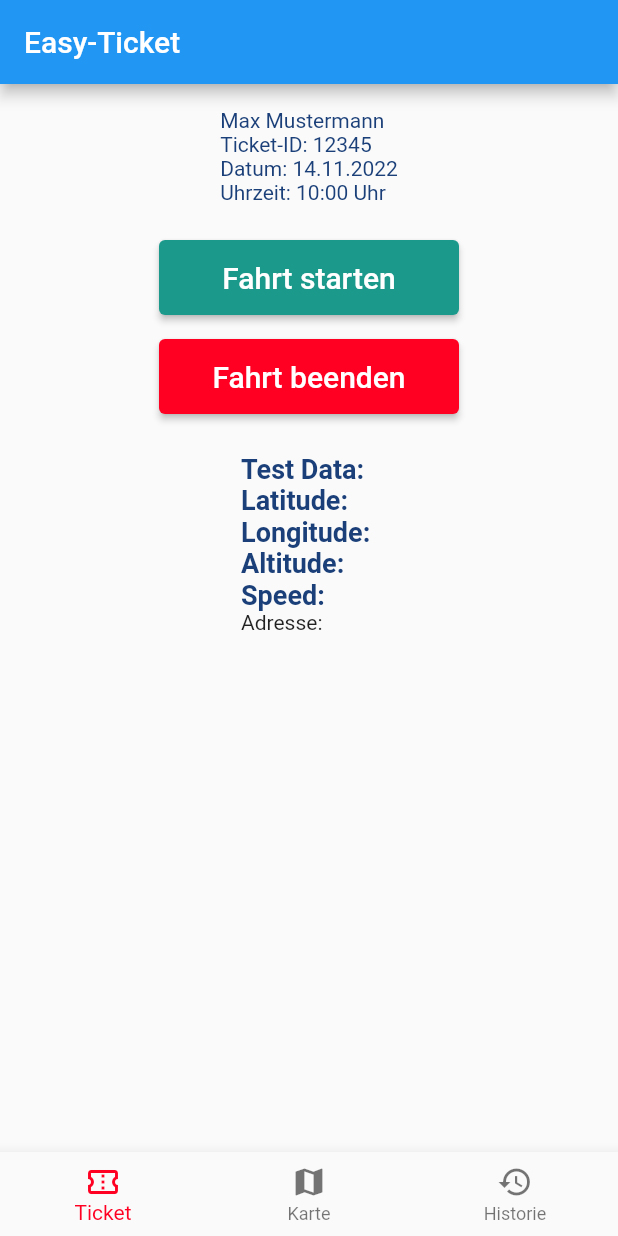
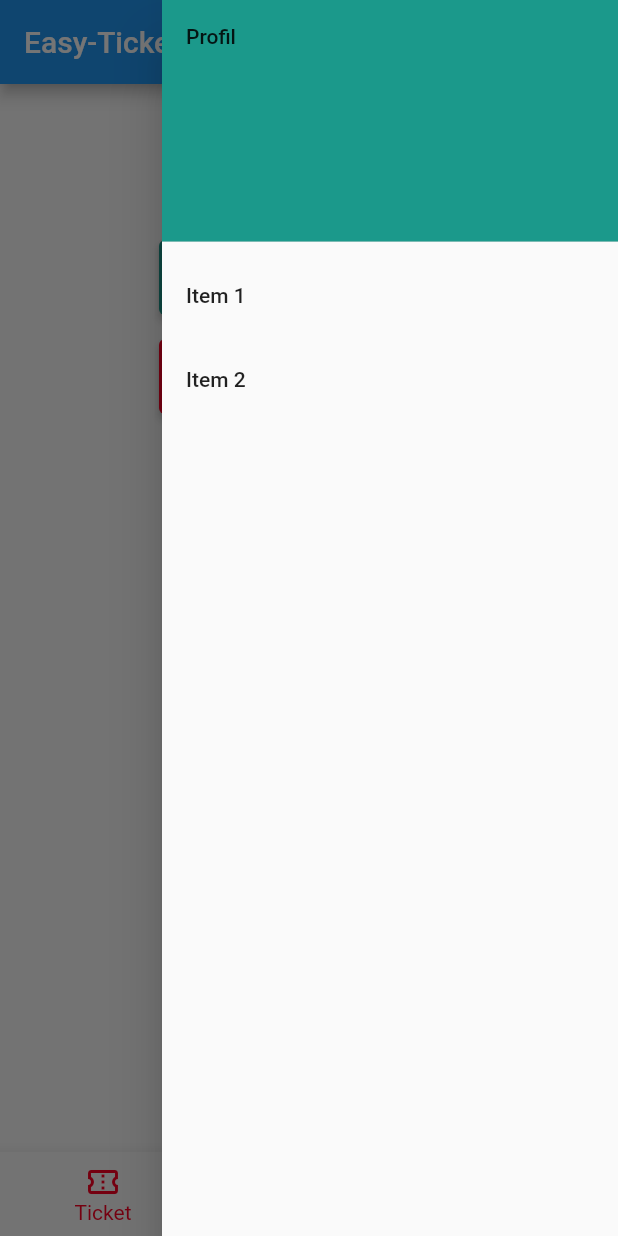
Before and after one commit to Feeelix92/ticket_app, a Flutter app: the screen it shows after launch, with the side drawer open (before the commit the screen has no drawer), on a phone screen of 412 x 824 dp. Run offline on Flutter 3.47's test engine with Material 2 defaults, Android fonts, the phone set to English and light mode, and no system bars; our stand-ins replace csv, geocoding, geolocator, qr_flutter, sqflite; missing offline and left inert: dart:ffi, material_color_generator, workmanager; accounts and stored records are empty; Roboto replaces fonts that are missing (Montserrat).

Commit message:
added navigation drawer

```diff
--- a/lib/models/csv_reader.dart
+++ b/lib/models/csv_reader.dart
@@ -1,4 +1,5 @@
 import 'package:csv/csv.dart';
+import 'package:flutter/foundation.dart';
 import 'package:flutter/services.dart';
 
 class CsvReader{
@@ -6,7 +7,9 @@ class CsvReader{
   loadAsset() async {
     final csvTable = await rootBundle.loadString("assets/RMV_Haltestellen.csv");
     List<List<dynamic>> rmvData = const CsvToListConverter().convert(csvTable);
-    print(rmvData[2]);
+    if (kDebugMode) {
+      print(rmvData[2]);
+    }
   }
 
 }
--- a/lib/screens/loading_screen.dart
+++ b/lib/screens/loading_screen.dart
@@ -1,6 +1,6 @@
 import 'dart:async';
 import 'package:flutter/material.dart';
-import '../widgets/bottom_navigation_bar.dart';
+import '../widgets/navigation_bar.dart';
 
 class LoadingScreen extends StatefulWidget {
   const LoadingScreen({super.key});
@@ -15,7 +15,7 @@ class _LoadingScreenState extends State<LoadingScreen> {
     super.initState();
     Timer(const Duration(seconds: 2), () {
       Navigator.of(context).pushReplacement(MaterialPageRoute(
-        builder: (context) => const MyBottomNavigationBar(
+        builder: (context) => const MyNavigationBar(
           title: 'Easy-Ticket',
         ),
       ));
--- a/lib/widgets/bottom_navigation_bar.dart
+++ b/lib/widgets/navigation_bar.dart
@@ -4,16 +4,16 @@ import 'package:ticket_app/screens/ticket_history_screen.dart';
 import 'package:ticket_app/screens/ticket_screen.dart';
 import '../colors.dart';
 
-class MyBottomNavigationBar extends StatefulWidget {
-  const MyBottomNavigationBar({Key? key, required this.title})
+class MyNavigationBar extends StatefulWidget {
+  const MyNavigationBar({Key? key, required this.title})
       : super(key: key);
   final String title;
 
   @override
-  State<MyBottomNavigationBar> createState() => _MyBottomNavigationBarState();
+  State<MyNavigationBar> createState() => _MyNavigationBarState();
 }
 
-class _MyBottomNavigationBarState extends State<MyBottomNavigationBar> {
+class _MyNavigationBarState extends State<MyNavigationBar> {
 
   int _currentIndex = 0;
   final List<Widget> _children = [
@@ -29,6 +29,36 @@ class _MyBottomNavigationBarState extends State<MyBottomNavigationBar> {
   @override
   Widget build(BuildContext context) {
     return Scaffold(
+      endDrawer: Drawer(
+        child: ListView(
+          // Important: Remove any padding from the ListView.
+          padding: EdgeInsets.zero,
+          children: [
+            DrawerHeader(
+              decoration: BoxDecoration(
+                color: primaryColor,
+              ),
+              child: const Text('Profil'),
+            ),
+            ListTile(
+              title: const Text('Item 1'),
+              onTap: () {
+                // Update the state of the app.
+                // ...
+                // Then close the drawer
+                Navigator.pop(context);
+              },
+            ),
+            ListTile(
+              title: const Text('Item 2'),
+              onTap: () {
+                // Update the state of the app.
+                // ...
+              },
+            ),
+          ],
+        ),
+      ),
       appBar: AppBar(
         title: Text(widget.title),
       ),
```
